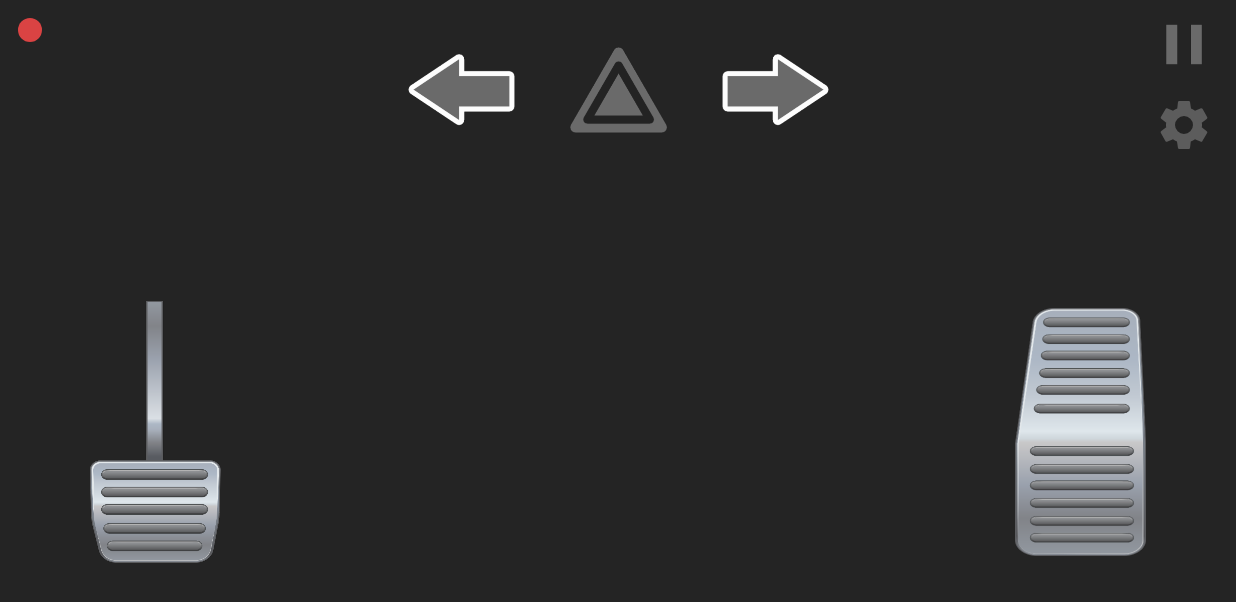
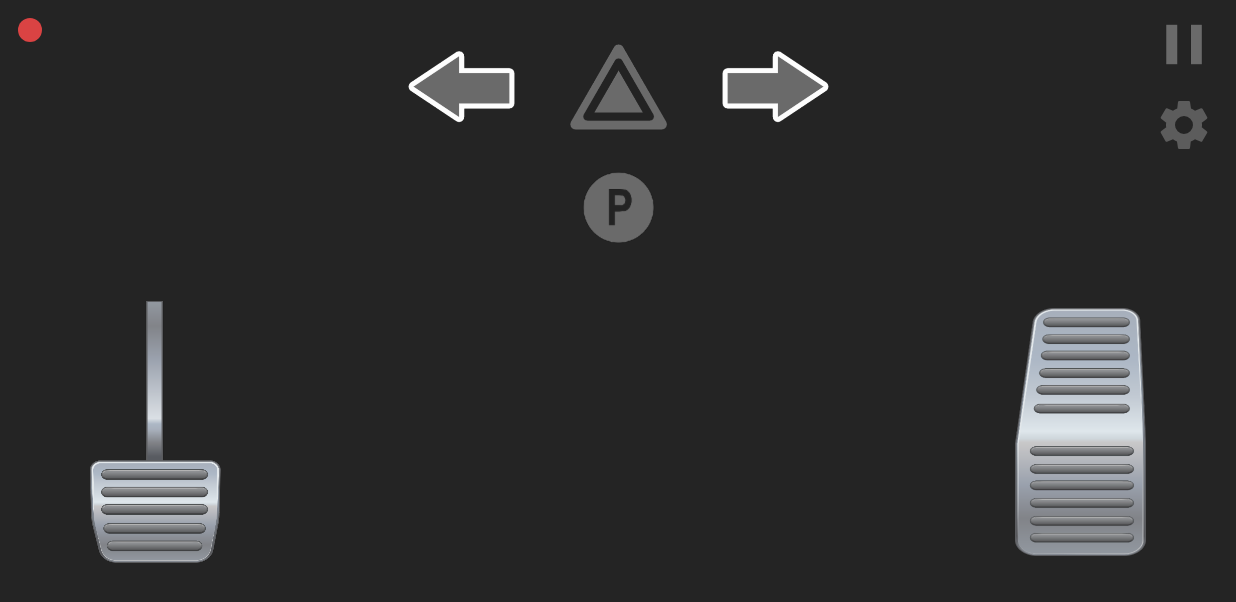
Before and after one commit to alexChurkin/TruckRemoteControl, an Android app: the screen it shows after launch (MainActivity), after a tap on an icon or button, on a phone screen of 824 x 412 dp (held sideways). Shown: the top 602 px of the screen. Run offline under Robolectric (Android 15) with nearby library versions, the light colour scheme and no system bars; network calls fail.

Commit message:
Parking break added

```diff
--- a/app/src/main/java/com/alexchurkin/scsremote/MainActivity.java
+++ b/app/src/main/java/com/alexchurkin/scsremote/MainActivity.java
@@ -45,6 +45,7 @@ public class MainActivity extends AppCompatActivity implements
     private ConstraintLayout rootView;
     private AppCompatImageButton mConnectionIndicator, mPauseButton, mSettingsButton;
     private AppCompatImageButton mLeftSignalButton, mRightSignalButton, mAllSignalsButton;
+    private AppCompatImageButton mButtonParking;
     private ConstraintLayout mBreakLayout, mGasLayout;
 
     private TrackingClient client;
@@ -123,6 +124,8 @@ public class MainActivity extends AppCompatActivity implements
         mRightSignalButton = findViewById(R.id.buttonRightSignal);
         mAllSignalsButton = findViewById(R.id.buttonAllSignals);
 
+        mButtonParking = findViewById(R.id.buttonParking);
+
         mBreakLayout = findViewById(R.id.breakLayout);
         mGasLayout = findViewById(R.id.gasLayout);
 
@@ -132,10 +135,10 @@ public class MainActivity extends AppCompatActivity implements
         mConnectionIndicator.setOnClickListener(this);
         mPauseButton.setOnClickListener(this);
         mSettingsButton.setOnClickListener(this);
-
         mLeftSignalButton.setOnClickListener(this);
         mRightSignalButton.setOnClickListener(this);
         mAllSignalsButton.setOnClickListener(this);
+        mButtonParking.setOnClickListener(this);
 
         makeFullscreen();
         updatePrefs();
@@ -228,6 +231,16 @@ public class MainActivity extends AppCompatActivity implements
                     mHandler.removeCallbacksAndMessages(null);
                 }
                 mHandler.post(turnSignalsRunnable);
+                break;
+            case R.id.buttonParking:
+                if(!isConnected) return;
+                boolean newValue = !client.isParkingBreakEnabled();
+                client.setParkingBreakEnabled(newValue);
+                if(newValue) {
+                    mButtonParking.setImageResource(R.drawable.parking_break_on);
+                } else {
+                    mButtonParking.setImageResource(R.drawable.parking_break_off);
+                }
                 break;
 
             case R.id.connectionIndicator:
--- a/app/src/main/res/layout/activity_main.xml
+++ b/app/src/main/res/layout/activity_main.xml
@@ -9,6 +9,7 @@
     android:orientation="horizontal">
 
     <androidx.appcompat.widget.LinearLayoutCompat
+        android:id="@+id/linearLayoutCompat2"
         android:layout_width="match_parent"
         android:layout_height="match_parent"
         android:orientation="horizontal"
@@ -97,7 +98,7 @@
         android:id="@+id/buttonAllSignals"
         android:layout_width="wrap_content"
         android:layout_height="wrap_content"
-        android:layout_marginTop="24dp"
+        android:layout_marginTop="22dp"
         android:background="@null"
         app:layout_constraintEnd_toEndOf="parent"
         app:layout_constraintStart_toStartOf="parent"
@@ -108,7 +109,7 @@
         android:id="@+id/buttonLeftSignal"
         android:layout_width="wrap_content"
         android:layout_height="wrap_content"
-        android:layout_marginTop="24dp"
+        android:layout_marginTop="22dp"
         android:layout_marginRight="28dp"
         android:background="@null"
         app:layout_constraintRight_toLeftOf="@+id/buttonAllSignals"
@@ -120,11 +121,22 @@
         android:layout_width="wrap_content"
         android:layout_height="wrap_content"
         android:layout_marginStart="28dp"
-        android:layout_marginTop="24dp"
+        android:layout_marginTop="22dp"
         android:background="@null"
         app:layout_constraintStart_toEndOf="@+id/buttonAllSignals"
         app:layout_constraintTop_toTopOf="parent"
         app:srcCompat="@drawable/right_disabled" />
 
+    <androidx.appcompat.widget.AppCompatImageButton
+        android:id="@+id/buttonParking"
+        android:layout_width="wrap_content"
+        android:layout_height="wrap_content"
+        android:layout_marginTop="16dp"
+        android:background="@null"
+        app:layout_constraintLeft_toLeftOf="parent"
+        app:layout_constraintRight_toRightOf="parent"
+        app:layout_constraintTop_toBottomOf="@+id/buttonAllSignals"
+        app:srcCompat="@drawable/parking_break_off" />
+
 
 </androidx.constraintlayout.widget.ConstraintLayout>
```
Also changed, not shown: app/src/main/java/com/alexchurkin/scsremote/TrackingClient.java (+11 -1 lines), app/src/main/res/drawable-hdpi/parking_break_off.png (added), app/src/main/res/drawable-hdpi/parking_break_on.png (added), app/src/main/res/drawable-mdpi/parking_break_off.png (added), app/src/main/res/drawable-mdpi/parking_break_on.png (added), app/src/main/res/drawable-xhdpi/parking_break_off.png (added), app/src/main/res/drawable-xhdpi/parking_break_on.png (added), app/src/main/res/drawable-xxhdpi/parking_break_off.png (added), app/src/main/res/drawable-xxhdpi/parking_break_on.png (added), app/src/main/res/drawable-xxxhdpi/parking_break_off.png (added), app/src/main/res/drawable-xxxhdpi/parking_break_on.png (added).
